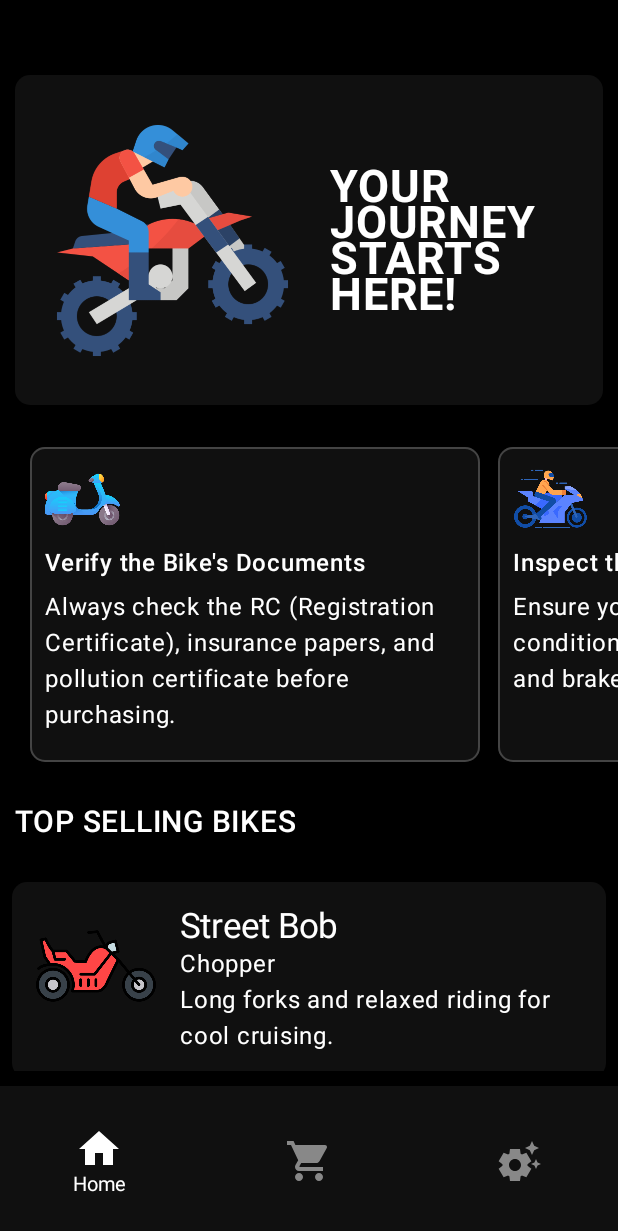
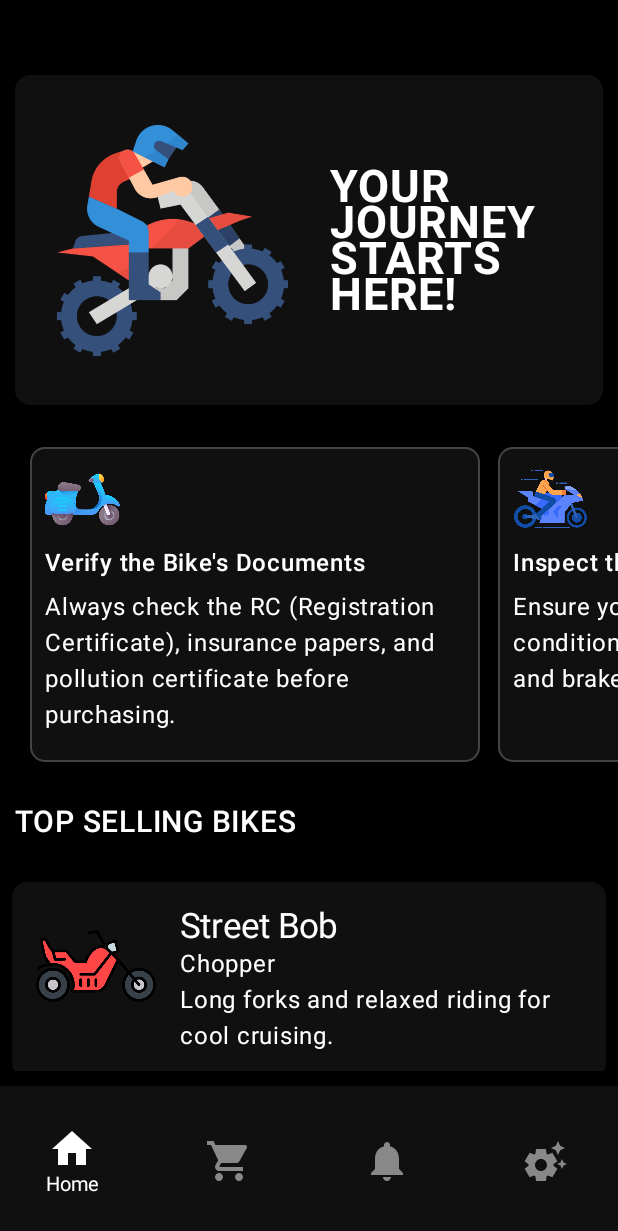
Before and after one commit to Eney997/buyRide-AndroidApp, an Android app built with Jetpack Compose: the AppUserScreen screen opened through its navigation route, on a phone screen of 412 x 824 dp. Shown: the top 1231 px of the screen. Run offline under Robolectric (Android 15) with nearby library versions, the phone set to English and light mode, and no system bars.

Commit message:
emptyNotificationScreen

```diff
--- a/app/src/main/java/com/example/buyride/screens/AppUserScreen.kt
+++ b/app/src/main/java/com/example/buyride/screens/AppUserScreen.kt
@@ -43,6 +43,7 @@ fun AppUserScreen() {
     val bottomNavItems = listOf(
         BottomNavItem("Home","HomeScreen", R.drawable.ic_home),
         BottomNavItem("Product","ProductScreen", R.drawable.ic_grocery),
+        BottomNavItem("Notification","NotificationScreen", R.drawable.ic_notification),
         BottomNavItem("Settings","SettingsScreen", R.drawable.ic_settings)
     )
 
@@ -76,6 +77,7 @@ fun Navigation(navHostController: NavHostController)
     {
         composable("HomeScreen"){HomeScreen()}
         composable("ProductScreen"){ ProductScreen(navHostController) }
+        composable("NotificationScreen"){ NotificationScreen() }
         composable("SettingsScreen"){ SettingsScreen() }
         composable(
             route = "BuyMotoScreen/{bikeName}/{bikePrice}/{bikeType}/{bikeImage}/{bikeInfo}"
--- /dev/null
+++ b/app/src/main/res/drawable/ic_notification.xml
@@ -0,0 +1,5 @@
+<vector xmlns:android="http://schemas.android.com/apk/res/android" android:height="24dp" android:tint="#000000" android:viewportHeight="24" android:viewportWidth="24" android:width="24dp">
+
+    <path android:fillColor="@android:color/white" android:pathData="M12,22c1.1,0 2,-0.9 2,-2h-4c0,1.1 0.89,2 2,2zM18,16v-5c0,-3.07 -1.64,-5.64 -4.5,-6.32L13.5,4c0,-0.83 -0.67,-1.5 -1.5,-1.5s-1.5,0.67 -1.5,1.5v0.68C7.63,5.36 6,7.92 6,11v5l-2,2v1h16v-1l-2,-2z"/>
+
+</vector>
```
Also changed, not shown: app/src/main/java/com/example/buyride/screens/NotificationScreen.kt (added, +41 -0 lines), app/src/main/res/drawable/box.png (added).
